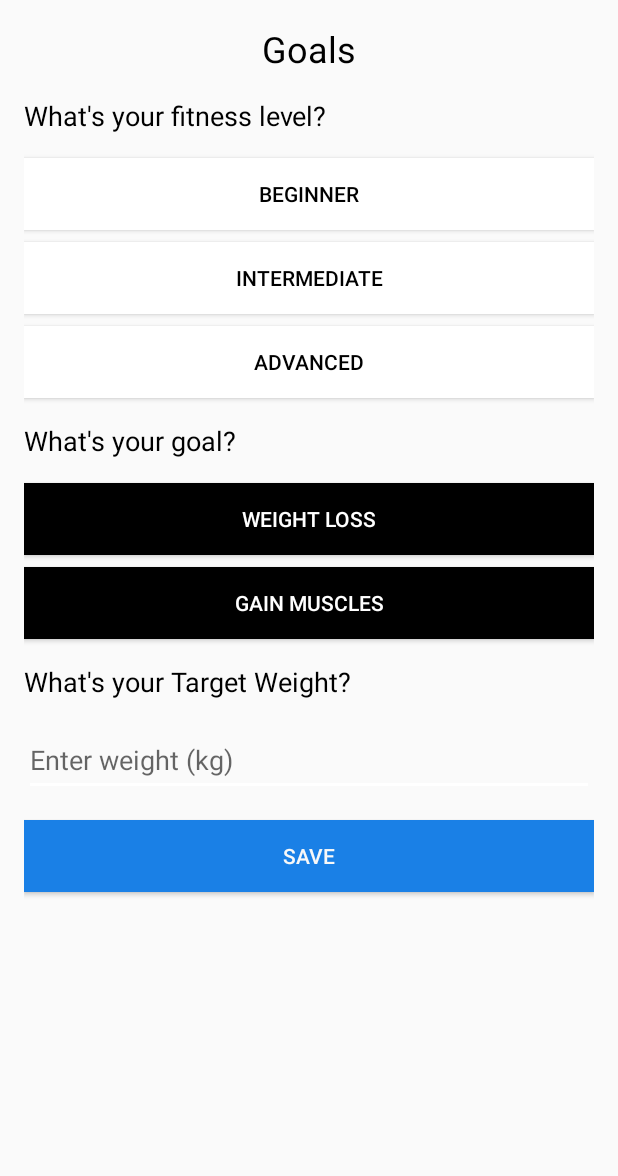
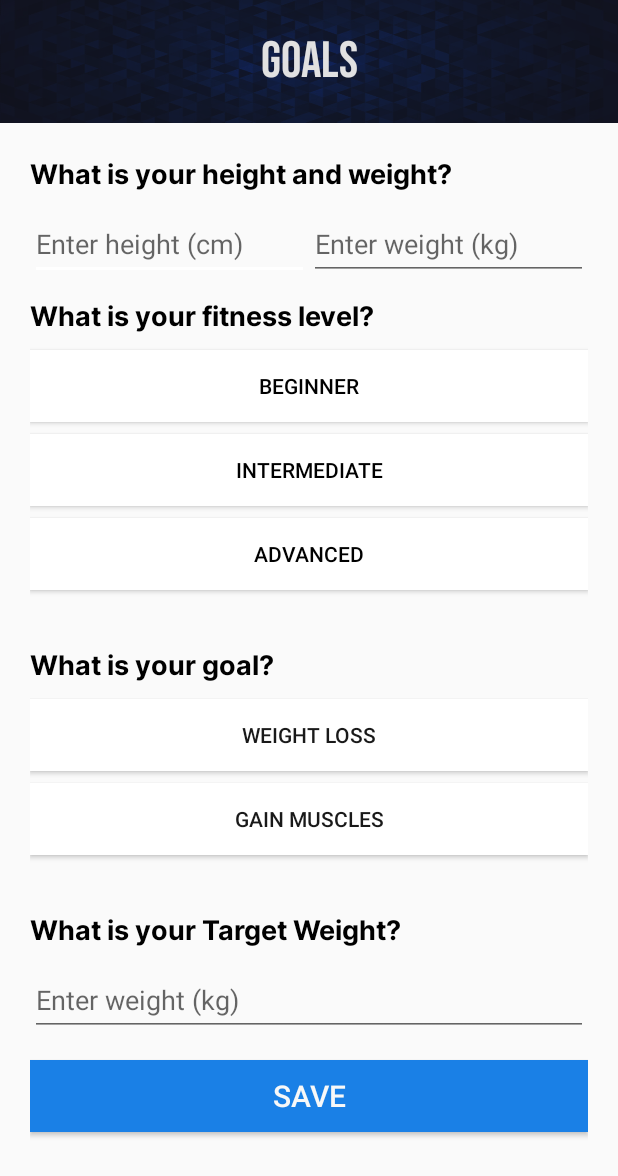
Before and after one commit to hans-cooo/MOBDEVE_FitMaster, an Android app built with Jetpack Compose: the layout activity_goals.xml on its own in the app's theme, with its tools: preview values and no code run, on a phone screen of 412 x 824 dp. Shown: the top 1176 px of the screen. Run offline under Robolectric (Android 15) with nearby library versions, the phone set to English and light mode, and no system bars.

Commit message:
RegisterAccount now goes straight to Goals after registering an account Goals layout improved

```diff
--- a/app/src/main/java/com/mobdeve/fitmaster/Goals.kt
+++ b/app/src/main/java/com/mobdeve/fitmaster/Goals.kt
@@ -2,6 +2,7 @@ package com.mobdeve.fitmaster
 
 import android.content.Intent
 import android.os.Bundle
+import android.widget.Toast
 import androidx.appcompat.app.AppCompatActivity
 import com.google.firebase.firestore.ktx.firestore
 import com.google.firebase.ktx.Firebase
@@ -93,9 +94,33 @@ class Goals : AppCompatActivity() {
                 viewBinding.btnGainMuscles.isChecked -> "gainMuscle"
                 else -> "loseWeight"
             }
+            val updatedHeight = viewBinding.etEnterHeight.text.toString()
+            val updatedWeight = viewBinding.etEnterWeight.text.toString()
 
+            // Update height and weight
             val targetWeight = viewBinding.etTargetWeight.text.toString()
+            val updatedData = mutableMapOf<String, Any>()
+            if (updatedWeight.isNotBlank()) {
+                updatedData[MyFirestoreReferences.WEIGHT_FIELD] = updatedWeight
+            }
+            if (updatedHeight.isNotBlank()) {
+                updatedData[MyFirestoreReferences.HEIGHT_FIELD] = updatedHeight
+            }
 
+            usersRef.whereEqualTo("email", email).get().addOnSuccessListener { documents ->
+                if (documents != null && !documents.isEmpty) {
+                    val document = documents.first()
+                    val documentId = document.id
+
+                    usersRef.document(documentId).update(updatedData)
+                } else {
+                    Toast.makeText(this, "No user found with this email", Toast.LENGTH_LONG).show()
+                }
+            }.addOnFailureListener { exception ->
+                Toast.makeText(this, "Error finding document: ${exception.message}", Toast.LENGTH_LONG).show()
+            }
+
+            // Update Goals
             query.get().addOnSuccessListener { documents ->
                 for (document in documents) {
                     val userId = document.id
--- a/app/src/main/java/com/mobdeve/fitmaster/RegisterAccount.kt
+++ b/app/src/main/java/com/mobdeve/fitmaster/RegisterAccount.kt
@@ -128,9 +128,13 @@ class RegisterAccount : AppCompatActivity() {
                                             .addOnCompleteListener { task ->
                                                 if (task.isSuccessful) {
                                                     val intent = Intent(this, Dashboard::class.java)
-                                                    intent.addFlags(Intent.FLAG_ACTIVITY_CLEAR_TASK or Intent.FLAG_ACTIVITY_NEW_TASK)
+                                                    val intent2 = Intent(this, Goals::class.java)
                                                     intent.putExtra("email", email)
+                                                    intent.addFlags(Intent.FLAG_ACTIVITY_NO_ANIMATION)
+                                                    intent2.putExtra("email", email)
+                                                    intent2.addFlags(Intent.FLAG_ACTIVITY_CLEAR_TASK or Intent.FLAG_ACTIVITY_NEW_TASK)
                                                     startActivity(intent)
+                                                    startActivity(intent2)
                                                     finish()
                                                 } else {
                                                     // Handle the error
--- a/app/src/main/res/layout/activity_goals.xml
+++ b/app/src/main/res/layout/activity_goals.xml
@@ -1,32 +1,88 @@
 <?xml version="1.0" encoding="utf-8"?>
 <LinearLayout xmlns:android="http://schemas.android.com/apk/res/android"
+    xmlns:app="http://schemas.android.com/apk/res-auto"
     xmlns:tools="http://schemas.android.com/tools"
     android:id="@+id/tvGoalsLayout"
     android:layout_width="match_parent"
     android:layout_height="match_parent"
-    android:orientation="vertical"
-    android:padding="16dp">
+    android:gravity="center_horizontal"
+    android:orientation="vertical">
 
     <!-- Title "Goals" -->
 
     <!-- Question "What's your fitness levels?" -->
 
     <!-- Fitness Level Options -->
+    <androidx.constraintlayout.widget.ConstraintLayout
+        android:layout_width="match_parent"
+        android:layout_height="wrap_content"
+        android:background="@drawable/dashboard_header">
+
         <TextView
             android:id="@+id/tvGoalsTitle"
             android:layout_width="wrap_content"
             android:layout_height="wrap_content"
             android:layout_gravity="center_horizontal"
-        android:layout_marginBottom="16dp"
+            android:layout_marginTop="20dp"
+            android:layout_marginBottom="20dp"
+            android:fontFamily="@font/bebas_neue"
             android:text="@string/goals"
+            android:textColor="@color/Gray"
+            android:textSize="34sp"
+            app:layout_constraintBottom_toBottomOf="parent"
+            app:layout_constraintEnd_toEndOf="parent"
+            app:layout_constraintStart_toStartOf="parent"
+            app:layout_constraintTop_toTopOf="parent" />
+    </androidx.constraintlayout.widget.ConstraintLayout>
+
+    <LinearLayout
+        android:layout_width="match_parent"
+        android:layout_height="match_parent"
+        android:orientation="vertical"
+        android:padding="20dp">
+
+        <TextView
+            android:id="@+id/tvFitnessHeightWeight"
+            android:layout_width="match_parent"
+            android:layout_height="wrap_content"
+            android:layout_marginBottom="10dp"
+            android:fontFamily="@font/inter_bold"
+            android:text="What is your height and weight?"
             android:textColor="@android:color/black"
-        android:textSize="24sp" />
+            android:textSize="18sp" />
+
+        <LinearLayout
+            android:layout_width="match_parent"
+            android:layout_height="wrap_content"
+            android:orientation="horizontal"
+            android:paddingBottom="10dp">
+
+            <EditText
+                android:id="@+id/etEnterHeight"
+                android:layout_width="match_parent"
+                android:layout_height="wrap_content"
+                android:layout_weight="1"
+                android:hint="Enter height (cm)"
+                android:inputType="numberDecimal"
+                android:minHeight="48dp" />
+
+            <EditText
+                android:id="@+id/etEnterWeight"
+                android:layout_width="match_parent"
+                android:layout_height="wrap_content"
+                android:layout_weight="1"
+                android:hint="@string/enter_weight_in_kg"
+                android:inputType="numberDecimal"
+                android:minHeight="48dp" />
+
+        </LinearLayout>
 
         <TextView
             android:id="@+id/tvFitnessLevelsQuestion"
             android:layout_width="wrap_content"
             android:layout_height="wrap_content"
-        android:layout_marginBottom="16dp"
+            android:layout_marginBottom="10dp"
+            android:fontFamily="@font/inter_bold"
             android:text="@string/whats_your_fitness_level"
             android:textColor="@android:color/black"
             android:textSize="18sp" />
@@ -64,15 +120,13 @@
             android:textOff="@string/advanced"
             android:textOn="@string/advanced" />
 
-    <!-- Question "What's your goal?" -->
-
-    <!-- Goal Options -->
-
         <TextView
             android:id="@+id/tvGoalQuestion"
             android:layout_width="wrap_content"
             android:layout_height="wrap_content"
-        android:layout_marginBottom="16dp"
+            android:layout_marginTop="20dp"
+            android:layout_marginBottom="10dp"
+            android:fontFamily="@font/inter_bold"
             android:text="@string/what_s_your_goal"
             android:textColor="@android:color/black"
             android:textSize="18sp" />
@@ -82,9 +136,9 @@
             android:layout_width="match_parent"
             android:layout_height="wrap_content"
             android:layout_marginBottom="8dp"
-        android:background="@drawable/goal_button"
+            android:background="@drawable/level_button"
             android:text="@string/weight_loss"
-        android:textColor="@android:color/white"
+            android:textColor="@color/Material_Black"
             android:textOff="@string/weight_loss"
             android:textOn="@string/weight_loss" />
 
@@ -93,23 +147,23 @@
             android:layout_width="match_parent"
             android:layout_height="wrap_content"
             android:layout_marginBottom="16dp"
-        android:background="@drawable/goal_button"
+            android:background="@drawable/level_button"
             android:text="@string/gain_muscles"
-        android:textColor="@android:color/white"
+            android:textColor="@color/Material_Black"
             android:textOff="@string/gain_muscles"
             android:textOn="@string/gain_muscles" />
 
-    <!-- Question "What's your Target Weight?" -->
         <TextView
             android:id="@+id/tvTargetWeightQuestion"
             android:layout_width="wrap_content"
             android:layout_height="wrap_content"
-        android:layout_marginBottom="16dp"
+            android:layout_marginTop="20dp"
+            android:layout_marginBottom="10dp"
+            android:fontFamily="@font/inter_bold"
             android:text="@string/what_s_your_target_weight"
             android:textColor="@android:color/black"
             android:textSize="18sp" />
 
-    <!-- Target Weight Input -->
         <EditText
             android:id="@+id/etTargetWeight"
             android:layout_width="match_parent"
@@ -118,7 +172,6 @@
             android:inputType="numberDecimal"
             android:minHeight="48dp" />
 
-    <!-- Save Button -->
         <Button
             android:id="@+id/btnSave"
             android:layout_width="match_parent"
@@ -127,6 +180,18 @@
             android:background="@color/blue_button"
             android:text="@string/save"
             android:textColor="#F8F8F8"
+            android:textSize="20sp"
             tools:ignore="TextContrastCheck" />
+    </LinearLayout>
+
+    <!-- Question "What's your goal?" -->
+
+    <!-- Goal Options -->
+
+    <!-- Question "What's your Target Weight?" -->
+
+    <!-- Target Weight Input -->
+
+    <!-- Save Button -->
 
 </LinearLayout>
--- a/app/src/main/res/values/strings.xml
+++ b/app/src/main/res/values/strings.xml
@@ -18,14 +18,14 @@
     <string name="date">MM/DD/YYYY</string>
     <string name="title_activity_profile">Profile</string>
     <string name="goals">Goals</string>
-    <string name="whats_your_fitness_level">What\'s your fitness level?</string>
+    <string name="whats_your_fitness_level">What is your fitness level?</string>
     <string name="beginner">Beginner</string>
     <string name="intermediate">Intermediate</string>
     <string name="advanced">Advanced</string>
-    <string name="what_s_your_goal">What\'s your goal?</string>
+    <string name="what_s_your_goal">What is your goal?</string>
     <string name="weight_loss">Weight Loss</string>
     <string name="gain_muscles">Gain Muscles</string>
-    <string name="what_s_your_target_weight">What\'s your Target Weight?</string>
+    <string name="what_s_your_target_weight">What is your Target Weight?</string>
     <string name="save">Save</string>
     <string name="workout_plan">Workout Plan</string>
     <string name="edit_workout">Edit Workout</string>
```
Lines whose indentation alone changed are shown as unchanged.
